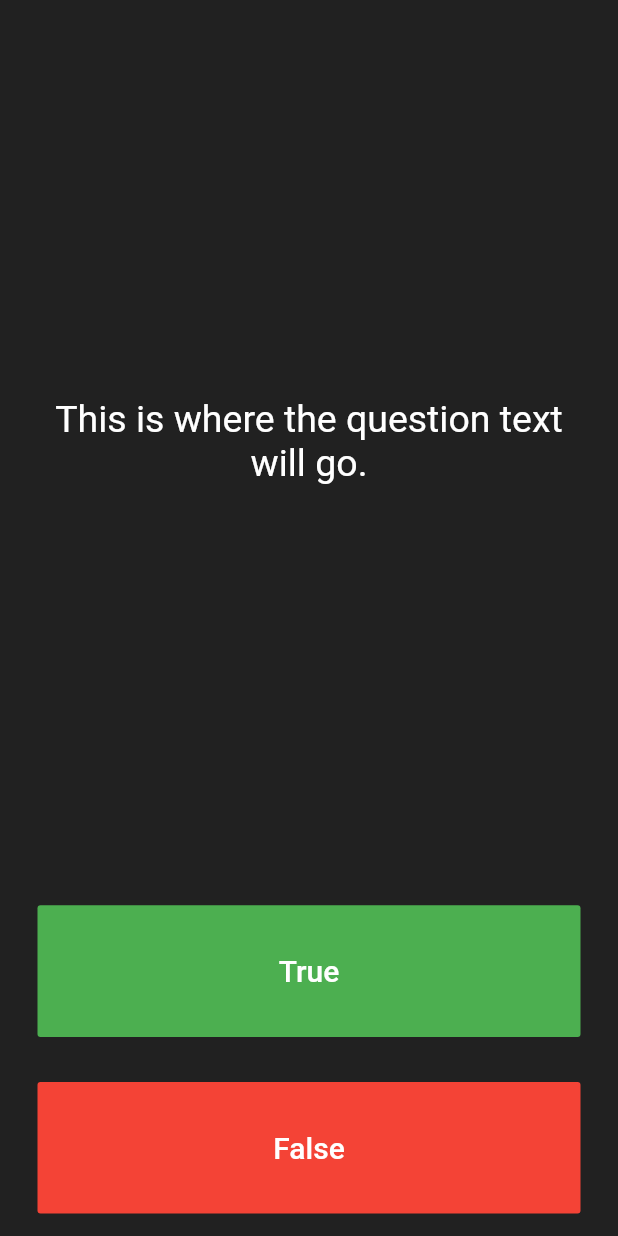
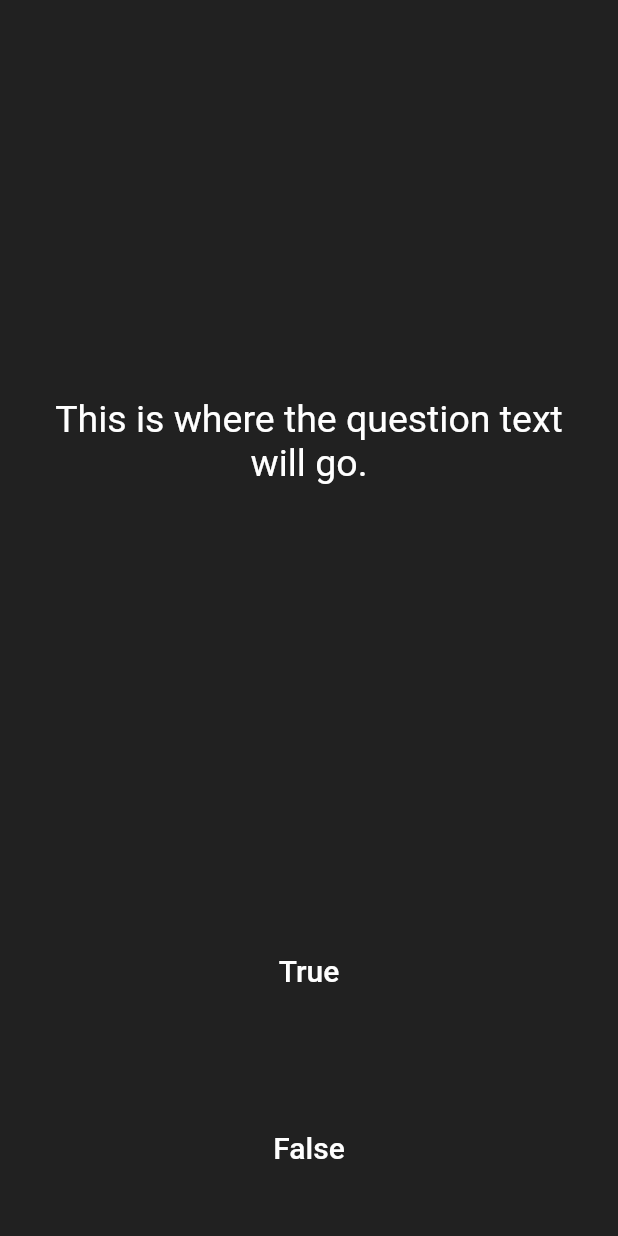
Before and after one commit to takeny1998/flutter-development-bootcamp, a Flutter app: the screen it shows after launch, on a phone screen of 412 x 824 dp. Run offline on Flutter 3.47's test engine with Material 2 defaults, Android fonts, the light colour scheme and no system bars; our stand-ins replace audioplayers.

Commit message:
Fix Vesion Error

```diff
--- a/quizzler-flutter/lib/main.dart
+++ b/quizzler-flutter/lib/main.dart
@@ -50,7 +50,7 @@ class _QuizPageState extends State<QuizPage> {
         Expanded(
           child: Padding(
             padding: EdgeInsets.all(15.0),
-            child: FlatButton(
+            child: TextButton(
               textColor: Colors.white,
               color: Colors.green,
               child: Text(
@@ -69,7 +69,7 @@ class _QuizPageState extends State<QuizPage> {
         Expanded(
           child: Padding(
             padding: EdgeInsets.all(15.0),
-            child: FlatButton(
+            child: TextButton(
               color: Colors.red,
               child: Text(
                 'False',
```
